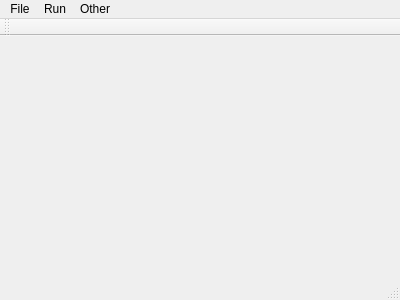
Old version of the form mainwindow.ui in the repository CieloSun/LifeGameGUI.
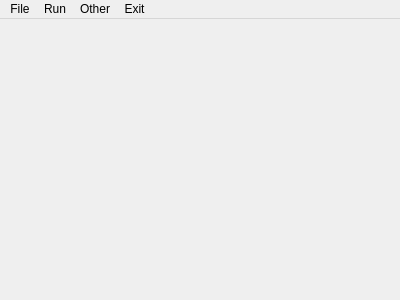
New version of the form.

Commit message: finish the basic functions of the GUI

```diff
--- a/mainwindow.ui
+++ b/mainwindow.ui
@@ -44,19 +44,17 @@
     </property>
     <addaction name="actionAbout"/>
    </widget>
+   <widget class="QMenu" name="menuExit">
+    <property name="title">
+     <string>Exit</string>
+    </property>
+    <addaction name="actionExit"/>
+   </widget>
    <addaction name="menu"/>
    <addaction name="menuRun"/>
    <addaction name="menuAbout"/>
+   <addaction name="menuExit"/>
   </widget>
-  <widget class="QToolBar" name="mainToolBar">
-   <attribute name="toolBarArea">
-    <enum>TopToolBarArea</enum>
-   </attribute>
-   <attribute name="toolBarBreak">
-    <bool>false</bool>
-   </attribute>
-  </widget>
-  <widget class="QStatusBar" name="statusBar"/>
   <action name="actionOpen">
    <property name="text">
     <string>Open</string>
```
Left out of the diff: 5 changed lines with no effect on the pictures. The commit also changes 3 other files.
